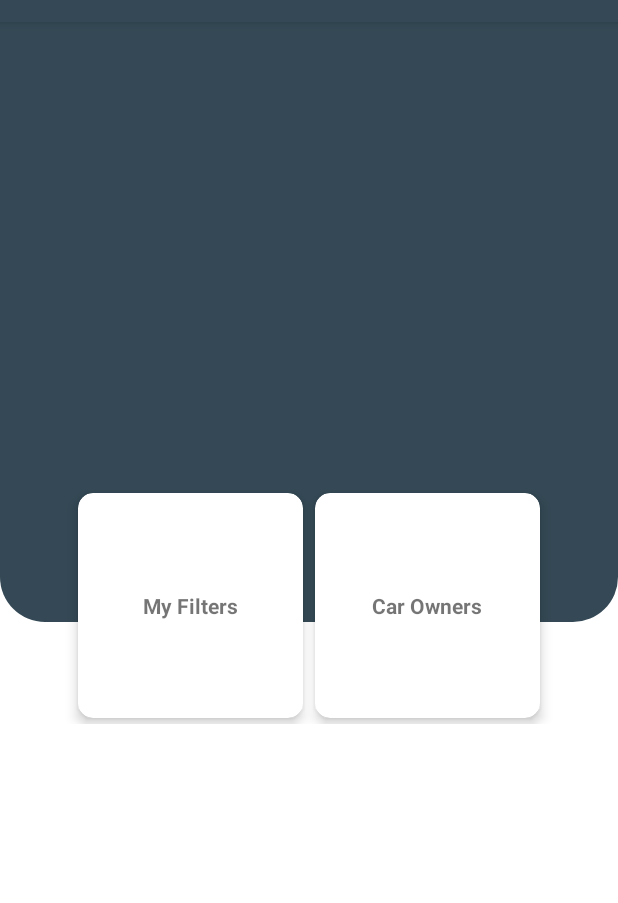
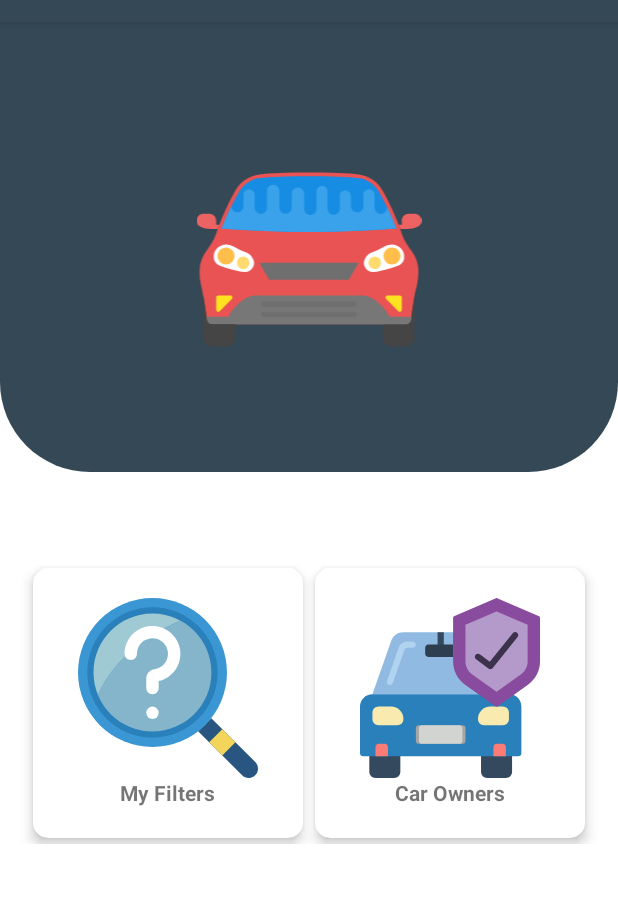
Before and after one commit to UmarAuna/Cars, an Android app: the screen it shows after launch (MainActivity), on a phone screen of 412 x 824 dp, the part 62-965 px from its top. Run offline under Robolectric (Android 15) with nearby library versions, the phone set to English and light mode, and no system bars.

Commit message:
feat: 🎸 Dashboard completed

```diff
--- a/app/src/main/AndroidManifest.xml
+++ b/app/src/main/AndroidManifest.xml
@@ -14,8 +14,8 @@
         android:supportsRtl="true"
         android:theme="@style/AppTheme"
         tools:ignore="GoogleAppIndexingWarning">
-        <activity android:name=".CarOwners"></activity>
-        <activity android:name=".MyFIlters" />
+        <activity android:name=".MyFilters"></activity>
+        <activity android:name=".CarOwners" />
         <activity android:name=".MainActivity">
             <intent-filter>
                 <action android:name="android.intent.action.MAIN" />
--- a/app/src/main/java/com/auna/umarsaiduauna/CarOwners.java
+++ b/app/src/main/java/com/auna/umarsaiduauna/CarOwners.java
@@ -10,5 +10,6 @@ public class CarOwners extends AppCompatActivity {
     protected void onCreate(Bundle savedInstanceState) {
         super.onCreate(savedInstanceState);
         setContentView(R.layout.activity_car_owners);
+        setTitle("Car Owners");
     }
 }
--- a/app/src/main/java/com/auna/umarsaiduauna/MainActivity.java
+++ b/app/src/main/java/com/auna/umarsaiduauna/MainActivity.java
@@ -2,7 +2,9 @@ package com.auna.umarsaiduauna;
 
 import androidx.appcompat.app.AppCompatActivity;
 
+import android.content.Intent;
 import android.os.Bundle;
+import android.view.View;
 
 public class MainActivity extends AppCompatActivity {
 
@@ -11,4 +13,12 @@ public class MainActivity extends AppCompatActivity {
         super.onCreate(savedInstanceState);
         setContentView(R.layout.activity_main);
     }
+
+    public void cardViewFilter(View v){
+       startActivity(new Intent(MainActivity.this, MyFilters.class));
+    }
+
+    public void cardViewOwner(View v){
+        startActivity(new Intent(MainActivity.this, CarOwners.class));
+    }
 }
--- a/app/src/main/java/com/auna/umarsaiduauna/MyFIlters.java
+++ b/app/src/main/java/com/auna/umarsaiduauna/MyFilters.java
@@ -4,11 +4,12 @@ import androidx.appcompat.app.AppCompatActivity;
 
 import android.os.Bundle;
 
-public class MyFIlters extends AppCompatActivity {
+public class MyFilters extends AppCompatActivity {
 
     @Override
     protected void onCreate(Bundle savedInstanceState) {
         super.onCreate(savedInstanceState);
         setContentView(R.layout.activity_my_filters);
+        setTitle("My Filters");
     }
 }
--- a/app/src/main/res/drawable-v24/gradient_profile.xml
+++ b/app/src/main/res/drawable-v24/gradient_profile.xml
@@ -5,10 +5,10 @@
     android:shape="rectangle"
     android:visible="true">
     <corners
-        android:bottomRightRadius="30dp"
+        android:bottomRightRadius="60dp"
         android:topLeftRadius="0dp"
         android:topRightRadius="0dp"
-        android:bottomLeftRadius="30dp"
+        android:bottomLeftRadius="60dp"
         android:radius="50dp" />
 
 
--- a/app/src/main/res/drawable/ic_car.xml
+++ b/app/src/main/res/drawable/ic_car.xml
@@ -1,6 +1,6 @@
 <vector xmlns:android="http://schemas.android.com/apk/res/android"
-    android:width="512dp"
-    android:height="512dp"
+    android:width="150dp"
+    android:height="150dp"
     android:viewportWidth="58"
     android:viewportHeight="58">
   <path
--- /dev/null
+++ b/app/src/main/res/drawable/ic_car_wall.xml
@@ -0,0 +1,63 @@
+<vector xmlns:android="http://schemas.android.com/apk/res/android"
+    android:width="496.474dp"
+    android:height="496.474dp"
+    android:viewportWidth="496.474"
+    android:viewportHeight="496.474">
+  <path
+      android:pathData="M489.544,269.628c-0.729,-14.739 -6.206,-28.858 -15.205,-40.572c-20.294,-26.422 -24.25,-47.399 -24.25,-47.399c-15.934,-41.751 -30.099,-69.57 -40.51,-87.226c-10.954,-18.541 -29.898,-31.03 -51.262,-33.776c-42.961,-5.554 -177.23,-5.554 -220.191,0c-21.349,2.762 -40.293,15.251 -51.247,33.776c-10.411,17.656 -24.56,45.475 -40.51,87.226c0,0 -3.956,20.977 -24.25,47.399c-8.983,11.714 -14.476,25.833 -15.189,40.572c-1.536,31.977 7.727,39.005 16.012,111.368c0.652,5.694 5.461,9.976 11.202,9.976h428.203c5.741,0 10.55,-4.298 11.202,-9.976c2.327,-20.294 9.232,-61.456 9.232,-61.456C488.83,299.076 490.149,282.397 489.544,269.628z"
+      android:fillColor="#E95353"/>
+  <path
+      android:pathData="M441.074,179.982c-12.567,-31.449 -25.383,-58.911 -38.136,-80.803c-9.666,-16.555 -26.717,-28.113 -45.583,-30.642c-43.055,-5.71 -175.476,-5.663 -218.221,0c-18.866,2.529 -35.918,14.088 -45.584,30.642c-12.924,22.171 -25.91,50.005 -38.291,80.803C183.662,190.082 312.655,190.082 441.074,179.982z"
+      android:fillColor="#168DE2"/>
+  <path
+      android:pathData="M422.844,216.349c-4.903,1.536 -9.464,3.693 -13.281,5.834c-6.951,3.879 -14.088,7.494 -21.535,10.318c-12.35,4.686 -14.445,11.683 -14.445,11.683c-0.372,0.481 -0.729,0.962 -1.071,1.458c-9.371,13.917 2.932,32.442 19.549,30.084c24.033,-3.398 43.83,-10.364 53.884,-14.398c5.756,-2.312 10.255,-7.121 11.729,-13.157c0.14,-0.574 0.264,-1.148 0.372,-1.707C461.74,226.543 442.191,210.314 422.844,216.349z"
+      android:fillColor="#FFFFFF"/>
+  <path
+      android:pathData="M448.522,327.857h-26.733c-4.018,0 -6.035,4.856 -3.196,7.711l26.733,26.733c2.839,2.839 7.711,0.822 7.711,-3.196v-26.733C453.036,329.874 451.019,327.857 448.522,327.857z"
+      android:fillColor="#FFE21F"/>
+  <path
+      android:pathData="M473.547,380.965c-0.652,5.71 -5.477,10.007 -11.217,10.007h-51.433v29.851c0,10.566 8.564,19.146 19.146,19.146h32.303c10.566,0 19.146,-8.564 19.146,-19.146v-93.448C479.366,340.315 475.239,366.179 473.547,380.965z"
+      android:fillColor="#454545"/>
+  <path
+      android:pathData="M496.107,159.083c-1.552,-6.951 -8.083,-11.667 -15.205,-11.667h-12.909c-8.27,0 -14.972,6.703 -14.972,14.972v9.2h-6.842l3.925,9.325h15.05c7.789,0 15.5,-1.676 22.575,-4.918C494.105,173.078 497.674,166.096 496.107,159.083z"
+      android:fillColor="#ED6262"/>
+  <path
+      android:pathData="M431.315,240.46m-18.82,0a18.82,18.82 0,1 1,37.64 0a18.82,18.82 0,1 1,-37.64 0"
+      android:fillColor="#FFBD49"/>
+  <path
+      android:pathData="M393.458,255.308m-13.824,0a13.824,13.824 0,1 1,27.648 0a13.824,13.824 0,1 1,-27.648 0"
+      android:fillColor="#FFDB6F"/>
+  <path
+      android:pathData="M357.634,255.324l-21.613,37.639l-175.569,0l-21.613,-37.639z"
+      android:fillColor="#6F6F6F"/>
+  <path
+      android:pathData="M123.945,245.642c-0.326,-0.496 -0.683,-0.977 -1.071,-1.458c0,0 -2.095,-6.997 -14.445,-11.683c-7.447,-2.824 -14.569,-6.439 -21.535,-10.318c-3.832,-2.141 -8.378,-4.298 -13.281,-5.834c-19.332,-6.051 -38.896,10.193 -35.219,30.115c0.109,0.574 0.233,1.133 0.357,1.707c1.474,6.035 5.973,10.845 11.729,13.157c10.054,4.034 29.851,11 53.9,14.398C121.012,278.084 133.316,259.559 123.945,245.642z"
+      android:fillColor="#FFFFFF"/>
+  <path
+      android:pathData="M74.684,327.857H47.951c-2.498,0 -4.515,2.017 -4.515,4.515v26.733c0,4.018 4.872,6.035 7.711,3.196l26.733,-26.733C80.719,332.729 78.702,327.857 74.684,327.857z"
+      android:fillColor="#FFE21F"/>
+  <path
+      android:pathData="M426.226,374.511c-27.834,-48.159 -59.842,-46.654 -59.842,-46.654H130.073c0,0 -31.992,-1.505 -59.842,46.654H22.119l0.59,6.206c0.543,5.834 5.415,10.256 11.248,10.256h428.56c5.834,0 10.705,-4.422 11.249,-10.255l0.59,-6.206L426.226,374.511L426.226,374.511z"
+      android:fillColor="#777777"/>
+  <path
+      android:pathData="M34.143,390.988c-5.741,0 -10.566,-4.313 -11.217,-10.007c-1.691,-14.786 -5.834,-40.665 -7.944,-53.589v93.448c0,10.566 8.564,19.146 19.146,19.146H66.43c10.566,0 19.146,-8.564 19.146,-19.146v-29.851H34.143z"
+      android:fillColor="#454545"/>
+  <path
+      android:pathData="M43.436,171.588v-9.2c0,-8.27 -6.703,-14.972 -14.957,-14.972H15.571c-7.121,0 -13.653,4.717 -15.205,11.667c-1.567,6.997 2.017,13.995 8.378,16.896c7.09,3.243 14.786,4.918 22.575,4.918h15.05l3.925,-9.325h-6.858V171.588z"
+      android:fillColor="#ED6262"/>
+  <path
+      android:pathData="M65.142,240.46m-18.82,0a18.82,18.82 0,1 1,37.64 0a18.82,18.82 0,1 1,-37.64 0"
+      android:fillColor="#FFBD49"/>
+  <path
+      android:pathData="M103.03,255.308m-13.824,0a13.824,13.824 0,1 1,27.648 0a13.824,13.824 0,1 1,-27.648 0"
+      android:fillColor="#FFDB6F"/>
+  <path
+      android:pathData="M348.294,341.029H148.179c-3.134,0 -5.663,2.544 -5.663,5.663c0,3.134 2.529,5.663 5.663,5.663h200.099c3.134,0 5.663,-2.544 5.663,-5.663C353.957,343.558 351.412,341.029 348.294,341.029z"
+      android:fillColor="#6F6F6F"/>
+  <path
+      android:pathData="M348.294,363.635H148.179c-3.134,0 -5.663,2.544 -5.663,5.663c0,3.134 2.529,5.663 5.663,5.663h200.099c3.134,0 5.663,-2.544 5.663,-5.663C353.957,366.164 351.412,363.635 348.294,363.635z"
+      android:fillColor="#6F6F6F"/>
+  <path
+      android:pathData="M420.098,132.009v1.939c0,7.804 -6.408,14.057 -14.367,13.731c-7.339,-0.465 -12.955,-7.028 -12.955,-14.522v-27.834c0,-6.563 -5.461,-11.559 -12.024,-11.388c-0.155,0 -0.155,0 -0.31,0c0,0 0,0 -0.155,0c-6.563,-0.155 -12.024,4.841 -12.024,11.388v25.181c0,7.804 -6.718,14.057 -14.522,13.576c-7.339,-0.31 -12.955,-7.028 -12.955,-14.367v-21.892c0,-6.563 -5.461,-12.024 -12.179,-12.024h-0.931c-6.253,0 -11.404,5.151 -11.404,11.404v28.47c0,7.804 -6.563,14.041 -14.522,13.731c-7.339,-0.465 -12.8,-7.028 -12.8,-14.522V96.712c0,-6.082 -5.306,-11.233 -11.559,-10.768h-0.931c-6.408,0 -11.543,5.151 -11.543,11.404v39.021c0,7.494 -6.082,13.731 -13.731,13.731c-7.339,0 -13.421,-5.927 -13.576,-13.265v-32.752c0,-7.494 -5.616,-14.041 -12.955,-14.522c-7.959,-0.31 -14.367,5.927 -14.367,13.731l-0.155,30.255c0,7.804 -6.392,14.041 -14.367,13.731c-7.199,-0.45 -12.66,-6.78 -12.878,-13.948V97.829c0,-7.37 -5.539,-13.964 -12.909,-14.398c-7.897,-0.341 -14.414,5.88 -14.414,13.7v37.19c-0.217,7.618 -6.609,13.684 -14.445,13.374c-7.339,-0.465 -12.8,-7.028 -12.8,-14.522v-27.85c0,-6.563 -5.616,-11.559 -12.179,-11.388c-0.155,0 -0.155,0 -0.155,0c-0.155,0 -0.155,0 -0.155,0c-6.718,-0.155 -12.179,4.841 -12.179,11.388v25.181c0,7.804 -6.563,14.057 -14.367,13.576c-6.796,-0.264 -11.854,-5.942 -12.722,-12.521c-7.215,14.941 -14.367,31.123 -21.318,48.407c128.403,10.116 257.412,10.116 385.815,0C434.139,162.636 427.126,146.655 420.098,132.009z"
+      android:fillColor="#3AA2EB"/>
+</vector>
--- a/app/src/main/res/drawable/ic_search.xml
+++ b/app/src/main/res/drawable/ic_search.xml
@@ -1,6 +1,6 @@
 <vector xmlns:android="http://schemas.android.com/apk/res/android"
-    android:width="512dp"
-    android:height="512dp"
+    android:width="150dp"
+    android:height="150dp"
     android:viewportWidth="58"
     android:viewportHeight="58">
   <path
--- a/app/src/main/res/layout/activity_main.xml
+++ b/app/src/main/res/layout/activity_main.xml
@@ -14,16 +14,25 @@
         <androidx.constraintlayout.widget.ConstraintLayout
             android:id="@+id/constraint"
             android:layout_width="match_parent"
-            android:layout_height="400dp"
+            android:layout_height="300dp"
             android:background="@drawable/gradient_profile"
             android:gravity="center">
+            <ImageView
+                android:id="@+id/imageView"
+                android:layout_width="0dp"
+                android:layout_height="150dp"
+                android:layout_marginTop="83dp"
+                android:src="@drawable/ic_car_wall"
+                app:layout_constraintEnd_toEndOf="parent"
+                app:layout_constraintStart_toStartOf="parent"
+                app:layout_constraintTop_toTopOf="parent" />
 
         </androidx.constraintlayout.widget.ConstraintLayout>
 
 
 
         <LinearLayout
-            android:layout_marginTop="300dp"
+            android:layout_marginTop="350dp"
             android:id="@+id/main_layout"
             android:layout_width="match_parent"
             android:layout_height="wrap_content"
@@ -35,10 +44,12 @@
 
 
             <androidx.cardview.widget.CardView
+                android:id="@+id/cardview_filter"
                 android:layout_below="@id/constraint"
-                android:layout_width="150dp"
-                android:layout_height="150dp"
+                android:layout_width="180dp"
+                android:layout_height="180dp"
                 android:layout_gravity="center"
+                android:onClick="cardViewFilter"
                 android:layout_margin="4dp"
                 android:padding="10dp"
                 android:clickable="true"
@@ -49,14 +60,19 @@
                 app:cardElevation="5dp">
 
                 <LinearLayout
-                    android:layout_width="wrap_content"
-                    android:layout_height="wrap_content"
+                    android:layout_width="180dp"
+                    android:layout_height="180dp"
                     android:layout_gravity="center"
                     android:focusable="true"
                     android:focusableInTouchMode="true"
                     android:gravity="center"
                     android:orientation="vertical"
                     android:padding="20dp">
+                    <ImageView
+                        android:layout_width="120dp"
+                        android:layout_height="120dp"
+                        android:scaleType="centerCrop"
+                        android:src="@drawable/ic_search" />
 
                     <TextView
                         android:layout_width="wrap_content"
@@ -69,11 +85,13 @@
             </androidx.cardview.widget.CardView>
 
             <androidx.cardview.widget.CardView
+                android:id="@+id/cardview_owner"
                 android:layout_below="@id/constraint"
-                android:layout_width="150dp"
-                android:layout_height="150dp"
+                android:layout_width="180dp"
+                android:layout_height="180dp"
                 android:layout_gravity="center"
                 android:layout_margin="4dp"
+                android:onClick="cardViewOwner"
                 android:padding="10dp"
                 android:clickable="true"
                 android:elevation="5dp"
@@ -83,14 +101,20 @@
                 app:cardElevation="5dp">
 
                 <LinearLayout
-                    android:layout_width="wrap_content"
-                    android:layout_height="wrap_content"
+                    android:layout_width="180dp"
+                    android:layout_height="180dp"
                     android:layout_gravity="center"
                     android:focusable="true"
                     android:focusableInTouchMode="true"
                     android:gravity="center"
                     android:orientation="vertical"
                     android:padding="20dp">
+
+                    <ImageView
+                        android:layout_width="120dp"
+                        android:layout_height="120dp"
+                        android:scaleType="centerCrop"
+                        android:src="@drawable/ic_car" />
 
                     <TextView
                         android:layout_width="wrap_content"
--- a/app/src/main/res/layout/activity_my_filters.xml
+++ b/app/src/main/res/layout/activity_my_filters.xml
@@ -4,6 +4,6 @@
     xmlns:tools="http://schemas.android.com/tools"
     android:layout_width="match_parent"
     android:layout_height="match_parent"
-    tools:context=".MyFIlters">
+    tools:context=".MyFilters">
 
 </androidx.constraintlayout.widget.ConstraintLayout>
```
